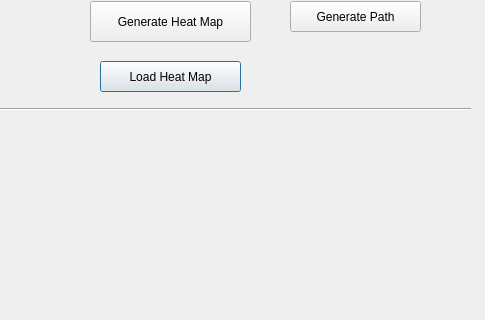
Old version of the form uis/simulator.ui in the repository sharanjeetsinghmago/online_reward_shaping; both pictures show x 560 to 1045 and y 569 to 889 of the 1045 by 889 pixel window.
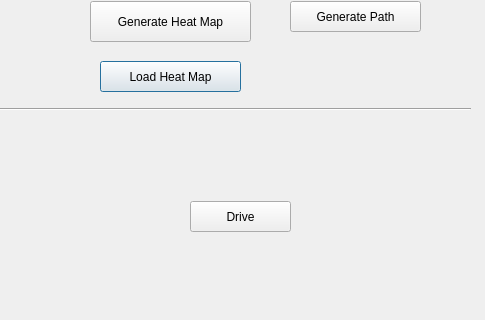
New version of the form.

Commit message: 3D interfacing with simulator

Patch:
```diff
--- a/uis/simulator.ui
+++ b/uis/simulator.ui
@@ -208,6 +208,19 @@
 &lt;p align=&quot;center&quot; style=&quot; margin-top:0px; margin-bottom:0px; margin-left:0px; margin-right:0px; -qt-block-indent:0; text-indent:0px;&quot;&gt;&lt;span style=&quot; font-size:18pt; font-weight:600;&quot;&gt;Heat Map&lt;/span&gt;&lt;/p&gt;&lt;/body&gt;&lt;/html&gt;</string>
    </property>
   </widget>
+  <widget class="QPushButton" name="button_drive">
+   <property name="geometry">
+    <rect>
+     <x>750</x>
+     <y>770</y>
+     <width>101</width>
+     <height>31</height>
+    </rect>
+   </property>
+   <property name="text">
+    <string>Drive</string>
+   </property>
+  </widget>
  </widget>
  <resources/>
  <connections/>
```
The commit also changes 77 other files.
